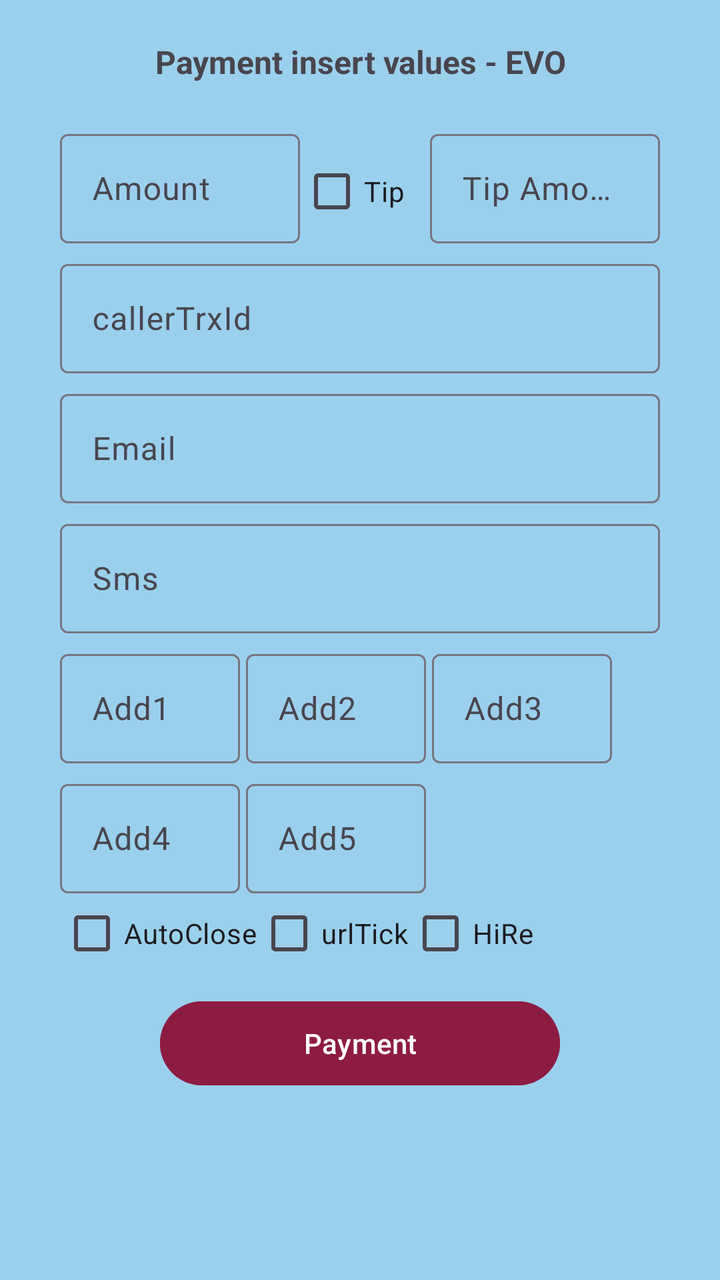
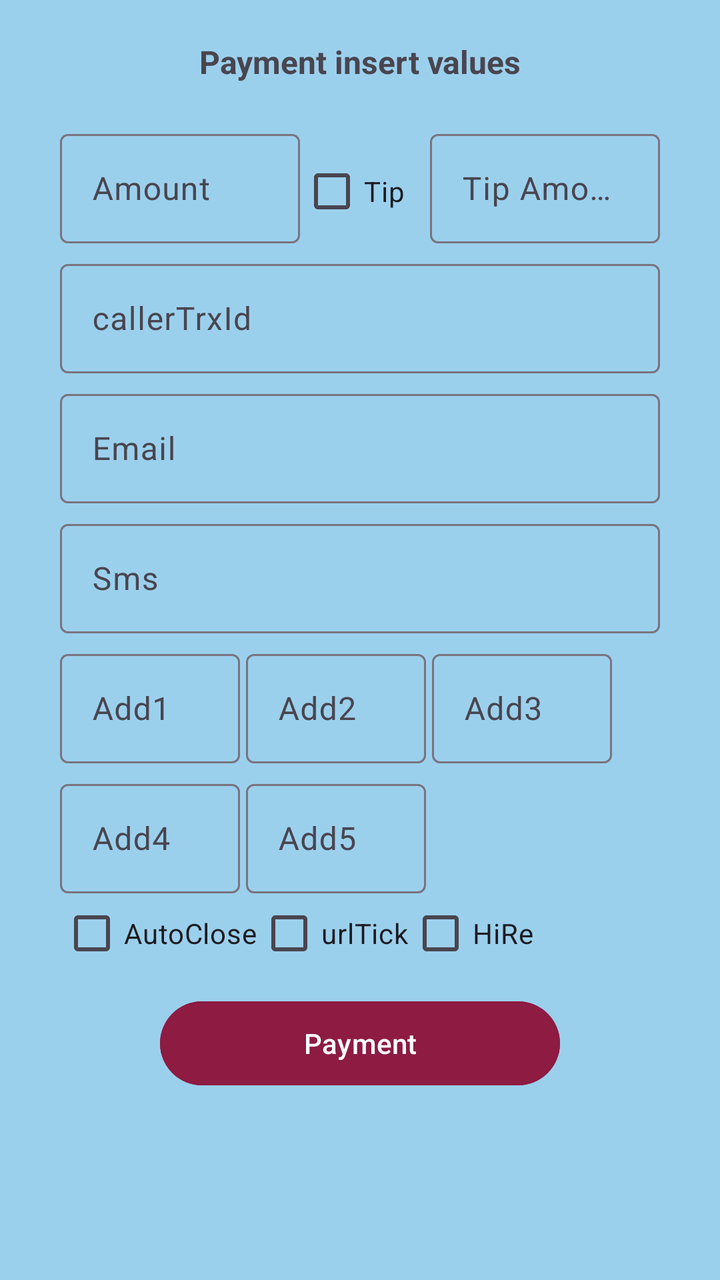

Compare the two renders of this Android layout. The source of the first and the diff that turns it into the second are given below.
<!-- AndroidManifest.xml: application theme Theme.SystIntTestSoftPosEvo -->
<!-- res/layout/activity_payment_insert_values.xml -->
<?xml version="1.0" encoding="utf-8"?>
<LinearLayout xmlns:android="http://schemas.android.com/apk/res/android"

    xmlns:tools="http://schemas.android.com/tools"
    android:id="@+id/main"
    android:layout_width="match_parent"
    android:layout_height="match_parent"
    android:background="@color/color_background_activity"
    tools:context="it.nexi.softpos_evo_java_light.activities.PaymentInsertValuesActivity"
    android:orientation="vertical"
    android:focusableInTouchMode="true"
    >

    <TextView
        android:id="@+id/textViewHeader"
        android:layout_width="match_parent"
        android:layout_height="wrap_content"
        android:layout_marginTop="20dp"
        android:text="@string/payment_insert_valuesi_header"
        android:textAlignment="center"
        android:textSize="16sp"
        android:textStyle="bold" />

    <ScrollView
        android:layout_width="wrap_content"
        android:layout_height="wrap_content"
        android:layout_gravity="center_horizontal"
        android:layout_marginTop="10dp"
        >

        <LinearLayout
            android:layout_width="match_parent"
            android:layout_height="wrap_content"
            android:orientation="vertical">

        <LinearLayout
            android:layout_width="match_parent"
            android:layout_height="wrap_content"
            android:layout_marginTop="10dp"
            android:orientation="horizontal">

            <com.google.android.material.textfield.TextInputLayout
                android:id="@+id/textInputLayoutAmount"
                android:layout_width="120dp"
                android:layout_height="@dimen/edittext_height"
                android:hint="@string/payment_insert_valuesi_amount">

                <EditText
                    android:id="@+id/editTextAmount"
                    android:layout_width="match_parent"
                    android:layout_height="match_parent"
                    android:ems="10"
                    android:inputType="numberDecimal" />

            </com.google.android.material.textfield.TextInputLayout>

            <CheckBox
                android:id="@+id/checkBoxTipEnabled"
                android:layout_width="60dp"
                android:layout_height="@dimen/checkbox_height"
                android:checked="false"
                android:text="Tip" />

            <com.google.android.material.textfield.TextInputLayout
                android:id="@+id/textInputLayoutTipAmount"
                android:layout_width="115dp"
                android:layout_height="@dimen/edittext_height"
                android:layout_marginLeft="5dp"
                android:hint="@string/payment_insert_values_tip_amount">

                <EditText
                    android:id="@+id/editTextTipAmount"
                    android:layout_width="match_parent"
                    android:layout_height="match_parent"
                    android:ems="10"
                    android:inputType="numberDecimal" />

            </com.google.android.material.textfield.TextInputLayout>
            </LinearLayout>

            <com.google.android.material.textfield.TextInputLayout
                android:id="@+id/textLayoutInputCallerTrxId"
                android:layout_width="@dimen/edittext_width"
                android:layout_height="@dimen/edittext_height"
                android:layout_marginTop="@dimen/edittext_margin_top"
                android:hint="@string/payment_insert_values_callertrxid">

                <EditText
                    android:id="@+id/editTextCallerTrxId"
                    android:layout_width="match_parent"
                    android:layout_height="match_parent"
                    android:ems="5"
                    android:inputType="text" />
            </com.google.android.material.textfield.TextInputLayout>

            <com.google.android.material.textfield.TextInputLayout
                android:id="@+id/textLayoutInputEmail"
                android:layout_width="@dimen/edittext_width"
                android:layout_height="@dimen/edittext_height"
                android:layout_marginTop="@dimen/edittext_margin_top"
                android:hint="@string/payment_insert_values_email">

                <EditText
                    android:id="@+id/editTextEmail"
                    android:layout_width="match_parent"
                    android:layout_height="match_parent"
                    android:ems="10"
                    android:inputType="textEmailAddress"

                    />
            </com.google.android.material.textfield.TextInputLayout>

            <com.google.android.material.textfield.TextInputLayout
                android:id="@+id/textLayoutInputSms"
                android:layout_width="@dimen/edittext_width"
                android:layout_height="@dimen/edittext_height"
                android:layout_marginTop="@dimen/edittext_margin_top"
                android:hint="@string/payment_insert_values_sms">

                <EditText
                    android:id="@+id/editTextSms"
                    android:layout_width="match_parent"
                    android:layout_height="match_parent"
                    android:ems="10"
                    android:inputType="text" />
            </com.google.android.material.textfield.TextInputLayout>

            <LinearLayout
                android:layout_width="match_parent"
                android:layout_height="wrap_content"
                android:layout_marginTop="@dimen/edittext_margin_top"
                android:orientation="horizontal"
                >

                <com.google.android.material.textfield.TextInputLayout
                    android:id="@+id/textLayoutInputAddInfo1"
                    android:layout_width="90dp"
                    android:layout_height="@dimen/edittext_height"
                    android:hint="@string/payment_insert_values_add1">

                    <EditText
                        android:id="@+id/editTextAddInfo1"
                        android:layout_width="match_parent"
                        android:layout_height="match_parent"
                        android:ems="10"
                        android:inputType="text" />
                </com.google.android.material.textfield.TextInputLayout>

                <com.google.android.material.textfield.TextInputLayout
                    android:id="@+id/textLayoutInputAddInfo2"
                    android:layout_width="90dp"
                    android:layout_height="@dimen/edittext_height"
                    android:layout_marginLeft="3dp"
                    android:hint="@string/payment_insert_values_add2">

                    <EditText
                        android:id="@+id/editTextAddInfo2"
                        android:layout_width="match_parent"
                        android:layout_height="match_parent"
                        android:ems="10"
                        android:inputType="text" />
                </com.google.android.material.textfield.TextInputLayout>

                <com.google.android.material.textfield.TextInputLayout
                    android:id="@+id/textLayoutInputAddInfo3"
                    android:layout_width="90dp"
                    android:layout_height="@dimen/edittext_height"
                    android:layout_marginLeft="3dp"
                    android:hint="@string/payment_insert_values_add3">

                    <EditText
                        android:id="@+id/editTextAddInfo3"
                        android:layout_width="match_parent"
                        android:layout_height="match_parent"
                        android:ems="10"
                        android:inputType="text" />
                </com.google.android.material.textfield.TextInputLayout>


            </LinearLayout>

        <LinearLayout
            android:layout_width="match_parent"
            android:layout_height="wrap_content"
            android:layout_marginTop="5dp"
            android:gravity=""
            android:orientation="horizontal"
            >

            <com.google.android.material.textfield.TextInputLayout
                android:id="@+id/textLayoutInputAddInfo4"
                android:layout_width="90dp"
                android:layout_height="@dimen/edittext_height"
                android:hint="@string/payment_insert_values_add4">

                <EditText
                    android:id="@+id/editTextAddInfo4"
                    android:layout_width="match_parent"
                    android:layout_height="match_parent"
                    android:ems="10"
                    android:inputType="text" />
            </com.google.android.material.textfield.TextInputLayout>

            <com.google.android.material.textfield.TextInputLayout
                android:id="@+id/textLayoutInputAddInfo5"
                android:layout_width="90dp"
                android:layout_height="@dimen/edittext_height"
                android:layout_marginLeft="3dp"
                android:hint="@string/payment_insert_valuies_add5">

                <EditText
                    android:id="@+id/editTextAddInfo5"
                    android:layout_width="match_parent"
                    android:layout_height="match_parent"
                    android:ems="10"
                    android:inputType="text" />
            </com.google.android.material.textfield.TextInputLayout>

        </LinearLayout>


            <GridLayout
                android:layout_width="match_parent"
                android:layout_height="wrap_content"
                android:layout_marginTop="@dimen/edittext_margin_top"
                android:columnCount="3">

                <CheckBox
                    android:id="@+id/checkBoxAutoClose"
                    android:layout_width="wrap_content"
                    android:layout_height="@dimen/checkbox_height"
                    android:checked="false"
                    android:text="@string/payment_insert_values_checkbox_autoclose" />

                <CheckBox
                    android:id="@+id/checkBoxUrlTicket"
                    android:layout_width="wrap_content"
                    android:layout_height="@dimen/checkbox_height"
                    android:checked="false"
                    android:text="@string/payment_insert_values_checkbox_urltick"
                    android:breakStrategy="high_quality"
                    />

                <CheckBox
                    android:id="@+id/checkBoxHideRetry"
                    android:layout_width="wrap_content"
                    android:layout_height="@dimen/checkbox_height"
                    android:checked="false"
                    android:text="@string/payment_insert_values_checkbox_hire" />


            </GridLayout>

        <LinearLayout
            android:layout_width="match_parent"
            android:layout_height="wrap_content"
            android:layout_marginTop="5dp"
            android:orientation="horizontal"
            />

            <Button
                android:id="@+id/btnStartPayment"
                android:layout_width="200dp"
                android:layout_height="@dimen/button_height"
                android:layout_gravity="center"
                android:layout_marginTop="10dp"
                android:backgroundTint="@color/color_background_button"
                android:text="@string/payment_insert_values_button_start_payment" />

        </LinearLayout>

    </ScrollView>

</LinearLayout>
<!-- resources referenced by this layout -->
<resources>
  <color name="color_background_activity">#9BD0ED</color>
  <color name="color_background_button">#8D1B42</color>
  <dimen name="button_height">50dp</dimen>
  <dimen name="checkbox_height">30dp</dimen>
  <dimen name="edittext_height">60dp</dimen>
  <dimen name="edittext_margin_top">5dp</dimen>
  <dimen name="edittext_width">300dp</dimen>
  <string name="payment_insert_values_add1">Add1</string>
  <string name="payment_insert_values_add2">Add2</string>
  <string name="payment_insert_values_add3">Add3</string>
  <string name="payment_insert_values_add4">Add4</string>
  <string name="payment_insert_values_button_start_payment">Payment</string>
  <string name="payment_insert_values_callertrxid">callerTrxId</string>
  <string name="payment_insert_values_checkbox_autoclose">AutoClose</string>
  <string name="payment_insert_values_checkbox_hire">HiRe</string>
  <string name="payment_insert_values_checkbox_urltick">urlTick</string>
  <string name="payment_insert_values_email">Email</string>
  <string name="payment_insert_values_sms">Sms</string>
  <string name="payment_insert_values_tip_amount">Tip Amount</string>
  <string name="payment_insert_valuesi_amount">Amount</string>
  <string name="payment_insert_valuesi_header">Payment insert values - EVO</string>
  <string name="payment_insert_valuies_add5">Add5</string>
  <style name="Theme.SystIntTestSoftPosEvo" parent="Base.Theme.SystIntTestSoftPosEvo" />
  <style name="Base.Theme.SystIntTestSoftPosEvo" parent="Theme.Material3.DayNight.NoActionBar">
          
          
      </style>
</resources>

<!-- the commit's change to res/layout/activity_payment_insert_values.xml (unified diff, before → after) -->
@@ -16,7 +16,7 @@
         android:layout_width="match_parent"
         android:layout_height="wrap_content"
         android:layout_marginTop="20dp"
-        android:text="@string/payment_insert_valuesi_header"
+        android:text="@string/payment_insert_values_header"
         android:textAlignment="center"
         android:textSize="16sp"
         android:textStyle="bold" />
@@ -33,151 +33,152 @@
             android:layout_height="wrap_content"
             android:orientation="vertical">
 
-        <LinearLayout
-            android:layout_width="match_parent"
-            android:layout_height="wrap_content"
-            android:layout_marginTop="10dp"
-            android:orientation="horizontal">
-
-            <com.google.android.material.textfield.TextInputLayout
-                android:id="@+id/textInputLayoutAmount"
-                android:layout_width="120dp"
-                android:layout_height="@dimen/edittext_height"
-                android:hint="@string/payment_insert_valuesi_amount">
-
-                <EditText
-                    android:id="@+id/editTextAmount"
-                    android:layout_width="match_parent"
-                    android:layout_height="match_parent"
-                    android:ems="10"
-                    android:inputType="numberDecimal" />
-
-            </com.google.android.material.textfield.TextInputLayout>
-
-            <CheckBox
-                android:id="@+id/checkBoxTipEnabled"
-                android:layout_width="60dp"
-                android:layout_height="@dimen/checkbox_height"
-                android:checked="false"
-                android:text="Tip" />
-
-            <com.google.android.material.textfield.TextInputLayout
-                android:id="@+id/textInputLayoutTipAmount"
-                android:layout_width="115dp"
-                android:layout_height="@dimen/edittext_height"
-                android:layout_marginLeft="5dp"
-                android:hint="@string/payment_insert_values_tip_amount">
-
-                <EditText
-                    android:id="@+id/editTextTipAmount"
-                    android:layout_width="match_parent"
-                    android:layout_height="match_parent"
-                    android:ems="10"
-                    android:inputType="numberDecimal" />
-
-            </com.google.android.material.textfield.TextInputLayout>
-            </LinearLayout>
-
-            <com.google.android.material.textfield.TextInputLayout
-                android:id="@+id/textLayoutInputCallerTrxId"
-                android:layout_width="@dimen/edittext_width"
-                android:layout_height="@dimen/edittext_height"
-                android:layout_marginTop="@dimen/edittext_margin_top"
-                android:hint="@string/payment_insert_values_callertrxid">
-
-                <EditText
-                    android:id="@+id/editTextCallerTrxId"
-                    android:layout_width="match_parent"
-                    android:layout_height="match_parent"
-                    android:ems="5"
-                    android:inputType="text" />
-            </com.google.android.material.textfield.TextInputLayout>
-
-            <com.google.android.material.textfield.TextInputLayout
-                android:id="@+id/textLayoutInputEmail"
-                android:layout_width="@dimen/edittext_width"
-                android:layout_height="@dimen/edittext_height"
-                android:layout_marginTop="@dimen/edittext_margin_top"
-                android:hint="@string/payment_insert_values_email">
-
-                <EditText
-                    android:id="@+id/editTextEmail"
-                    android:layout_width="match_parent"
-                    android:layout_height="match_parent"
-                    android:ems="10"
-                    android:inputType="textEmailAddress"
-
-                    />
-            </com.google.android.material.textfield.TextInputLayout>
-
-            <com.google.android.material.textfield.TextInputLayout
-                android:id="@+id/textLayoutInputSms"
-                android:layout_width="@dimen/edittext_width"
-                android:layout_height="@dimen/edittext_height"
-                android:layout_marginTop="@dimen/edittext_margin_top"
-                android:hint="@string/payment_insert_values_sms">
-
-                <EditText
-                    android:id="@+id/editTextSms"
-                    android:layout_width="match_parent"
-                    android:layout_height="match_parent"
-                    android:ems="10"
-                    android:inputType="text" />
-            </com.google.android.material.textfield.TextInputLayout>
-
             <LinearLayout
                 android:layout_width="match_parent"
                 android:layout_height="wrap_content"
-                android:layout_marginTop="@dimen/edittext_margin_top"
-                android:orientation="horizontal"
-                >
+                android:layout_marginTop="10dp"
+                android:orientation="horizontal">
 
                 <com.google.android.material.textfield.TextInputLayout
-                    android:id="@+id/textLayoutInputAddInfo1"
-                    android:layout_width="90dp"
+                    android:id="@+id/textInputLayoutAmount"
+                    android:layout_width="120dp"
                     android:layout_height="@dimen/edittext_height"
-                    android:hint="@string/payment_insert_values_add1">
+                    android:hint="@string/payment_insert_values_amount">
 
                     <EditText
-                        android:id="@+id/editTextAddInfo1"
+                        android:id="@+id/editTextAmount"
                         android:layout_width="match_parent"
                         android:layout_height="match_parent"
                         android:ems="10"
-                        android:inputType="text" />
+                        android:inputType="numberDecimal" />
+
                 </com.google.android.material.textfield.TextInputLayout>
 
+                <CheckBox
+                    android:id="@+id/checkBoxTipEnabled"
+                    android:layout_width="60dp"
+                    android:layout_height="@dimen/checkbox_height"
+                    android:checked="false"
+                    android:text="Tip" />
+
                 <com.google.android.material.textfield.TextInputLayout
-                    android:id="@+id/textLayoutInputAddInfo2"
-                    android:layout_width="90dp"
+                    android:id="@+id/textInputLayoutTipAmount"
+                    android:layout_width="115dp"
                     android:layout_height="@dimen/edittext_height"
-                    android:layout_marginLeft="3dp"
-                    android:hint="@string/payment_insert_values_add2">
+                    android:layout_marginLeft="5dp"
+                    android:hint="@string/payment_insert_values_tip_amount">
 
                     <EditText
-                        android:id="@+id/editTextAddInfo2"
+                        android:id="@+id/editTextTipAmount"
                         android:layout_width="match_parent"
                         android:layout_height="match_parent"
                         android:ems="10"
-                        android:inputType="text" />
+                        android:inputType="numberDecimal" />
+
                 </com.google.android.material.textfield.TextInputLayout>
 
-                <com.google.android.material.textfield.TextInputLayout
-                    android:id="@+id/textLayoutInputAddInfo3"
-                    android:layout_width="90dp"
-                    android:layout_height="@dimen/edittext_height"
-                    android:layout_marginLeft="3dp"
-                    android:hint="@string/payment_insert_values_add3">
-
-                    <EditText
-                        android:id="@+id/editTextAddInfo3"
-                        android:layout_width="match_parent"
-                        android:layout_height="match_parent"
-                        android:ems="10"
-                        android:inputType="text" />
-                </com.google.android.material.textfield.TextInputLayout>
-
-
             </LinearLayout>
+
+        <com.google.android.material.textfield.TextInputLayout
+            android:id="@+id/textLayoutInputCallerTrxId"
+            android:layout_width="@dimen/edittext_width"
+            android:layout_height="@dimen/edittext_height"
+            android:layout_marginTop="@dimen/edittext_margin_top"
+            android:hint="@string/payment_insert_values_callertrxid">
+
+            <EditText
+                android:id="@+id/editTextCallerTrxId"
+                android:layout_width="match_parent"
+                android:layout_height="match_parent"
+                android:ems="5"
+                android:inputType="text" />
+        </com.google.android.material.textfield.TextInputLayout>
+
+        <com.google.android.material.textfield.TextInputLayout
+            android:id="@+id/textLayoutInputEmail"
+            android:layout_width="@dimen/edittext_width"
+            android:layout_height="@dimen/edittext_height"
+            android:layout_marginTop="@dimen/edittext_margin_top"
+            android:hint="@string/payment_insert_values_email">
+
+            <EditText
+                android:id="@+id/editTextEmail"
+                android:layout_width="match_parent"
+                android:layout_height="match_parent"
+                android:ems="10"
+                android:inputType="textEmailAddress"
+
+                />
+        </com.google.android.material.textfield.TextInputLayout>
+
+        <com.google.android.material.textfield.TextInputLayout
+            android:id="@+id/textLayoutInputSms"
+            android:layout_width="@dimen/edittext_width"
+            android:layout_height="@dimen/edittext_height"
+            android:layout_marginTop="@dimen/edittext_margin_top"
+            android:hint="@string/payment_insert_values_sms">
+
+            <EditText
+                android:id="@+id/editTextSms"
+                android:layout_width="match_parent"
+                android:layout_height="match_parent"
+                android:ems="10"
+                android:inputType="text" />
+        </com.google.android.material.textfield.TextInputLayout>
+
+        <LinearLayout
+            android:layout_width="match_parent"
+            android:layout_height="wrap_content"
+            android:layout_marginTop="@dimen/edittext_margin_top"
+            android:orientation="horizontal"
+            >
+
+            <com.google.android.material.textfield.TextInputLayout
+                android:id="@+id/textLayoutInputAddInfo1"
+                android:layout_width="90dp"
+                android:layout_height="@dimen/edittext_height"
+                android:hint="@string/payment_insert_values_add1">
+
+                <EditText
+                    android:id="@+id/editTextAddInfo1"
+                    android:layout_width="match_parent"
+                    android:layout_height="match_parent"
+                    android:ems="10"
+                    android:inputType="text" />
+            </com.google.android.material.textfield.TextInputLayout>
+
+            <com.google.android.material.textfield.TextInputLayout
+                android:id="@+id/textLayoutInputAddInfo2"
+                android:layout_width="90dp"
+                android:layout_height="@dimen/edittext_height"
+                android:layout_marginLeft="3dp"
+                android:hint="@string/payment_insert_values_add2">
+
+                <EditText
+                    android:id="@+id/editTextAddInfo2"
+                    android:layout_width="match_parent"
+                    android:layout_height="match_parent"
+                    android:ems="10"
+                    android:inputType="text" />
+            </com.google.android.material.textfield.TextInputLayout>
+
+            <com.google.android.material.textfield.TextInputLayout
+                android:id="@+id/textLayoutInputAddInfo3"
+                android:layout_width="90dp"
+                android:layout_height="@dimen/edittext_height"
+                android:layout_marginLeft="3dp"
+                android:hint="@string/payment_insert_values_add3">
+
+                <EditText
+                    android:id="@+id/editTextAddInfo3"
+                    android:layout_width="match_parent"
+                    android:layout_height="match_parent"
+                    android:ems="10"
+                    android:inputType="text" />
+            </com.google.android.material.textfield.TextInputLayout>
+
+
+        </LinearLayout>
 
         <LinearLayout
             android:layout_width="match_parent"
@@ -206,7 +207,7 @@
                 android:layout_width="90dp"
                 android:layout_height="@dimen/edittext_height"
                 android:layout_marginLeft="3dp"
-                android:hint="@string/payment_insert_valuies_add5">
+                android:hint="@string/payment_insert_values_add5">
 
                 <EditText
                     android:id="@+id/editTextAddInfo5"
<!-- resource entries referenced after the edit -->
@@ -11,17 +11,17 @@
   <string name="payment_insert_values_add2">Add2</string>
   <string name="payment_insert_values_add3">Add3</string>
   <string name="payment_insert_values_add4">Add4</string>
+  <string name="payment_insert_values_add5">Add5</string>
+  <string name="payment_insert_values_amount">Amount</string>
   <string name="payment_insert_values_button_start_payment">Payment</string>
   <string name="payment_insert_values_callertrxid">callerTrxId</string>
   <string name="payment_insert_values_checkbox_autoclose">AutoClose</string>
   <string name="payment_insert_values_checkbox_hire">HiRe</string>
   <string name="payment_insert_values_checkbox_urltick">urlTick</string>
   <string name="payment_insert_values_email">Email</string>
+  <string name="payment_insert_values_header">Payment insert values</string>
   <string name="payment_insert_values_sms">Sms</string>
   <string name="payment_insert_values_tip_amount">Tip Amount</string>
-  <string name="payment_insert_valuesi_amount">Amount</string>
-  <string name="payment_insert_valuesi_header">Payment insert values - EVO</string>
-  <string name="payment_insert_valuies_add5">Add5</string>
   <style name="Theme.SystIntTestSoftPosEvo" parent="Base.Theme.SystIntTestSoftPosEvo" />
   <style name="Base.Theme.SystIntTestSoftPosEvo" parent="Theme.Material3.DayNight.NoActionBar">
           
